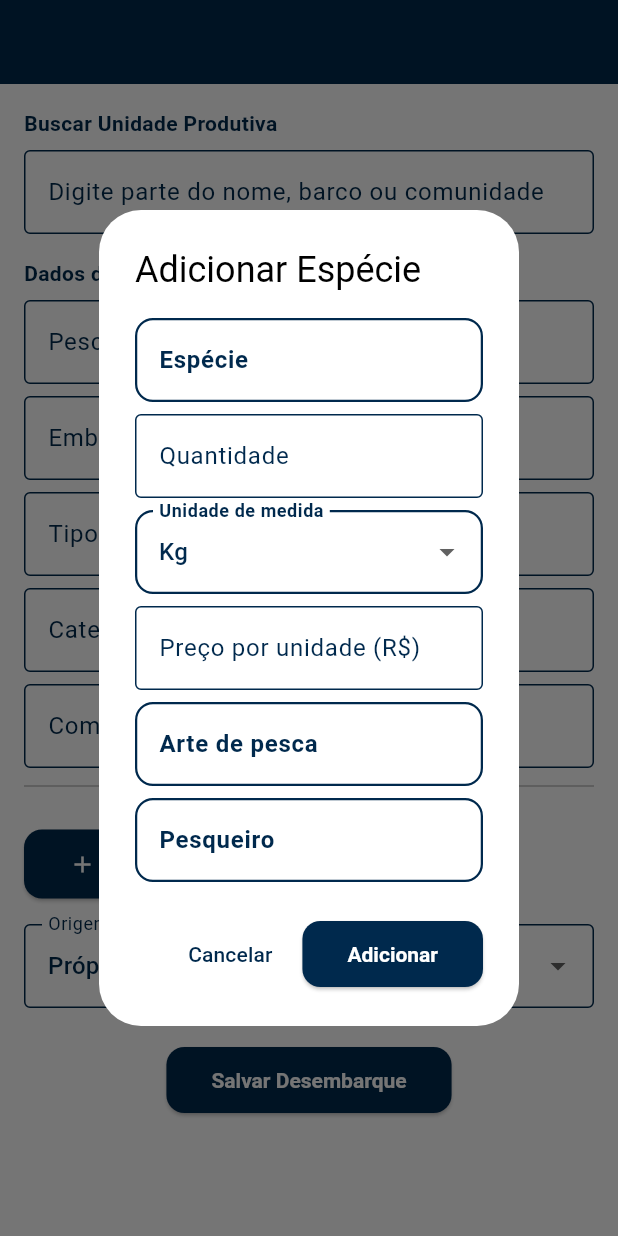
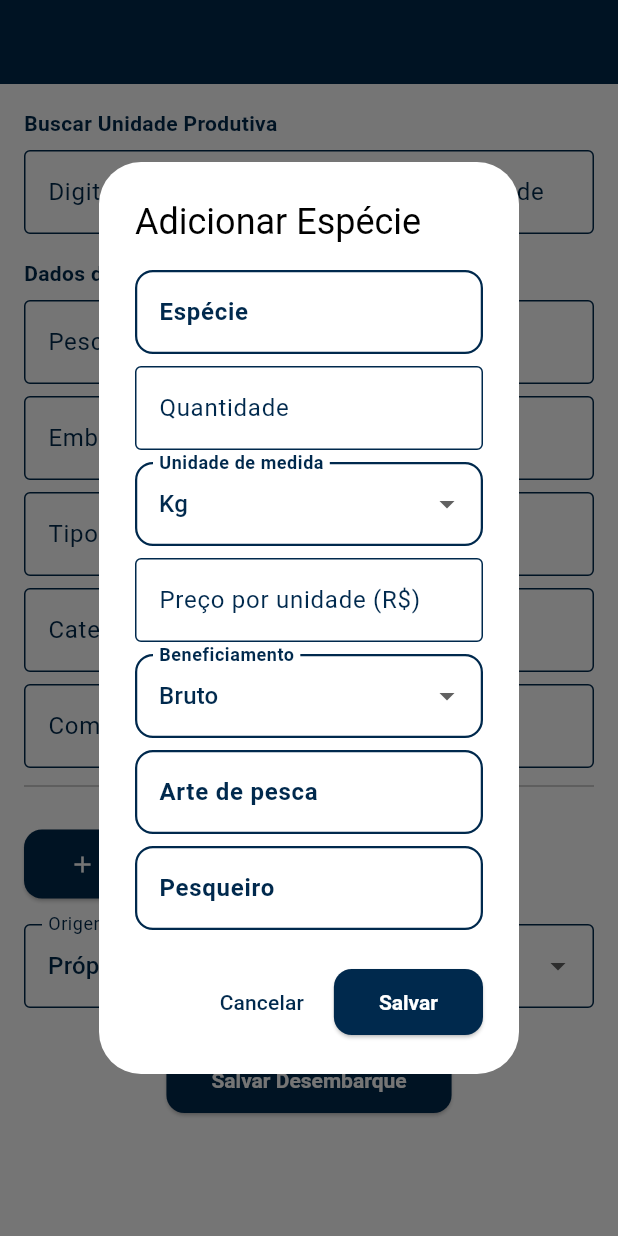
Before and after one commit to zh-marinauta/marinauta_app, a Flutter app: the ColetaScreen screen opened by its route, after a tap on "Adicionar Espécie", on a phone screen of 412 x 824 dp. Run offline on Flutter 3.47's test engine with Material 3 defaults, Android fonts, the light colour scheme and no system bars; our stand-ins replace cloud_firestore, firebase_auth, firebase_core, google_sign_in; accounts and stored records are empty; generated files the repository leaves out were written again.

Commit message:
versão ok - autocomplete em tudo, edita especie, inclui beneficiamento e coloca a Produção para baixo

```diff
--- a/lib/screens/coleta_screen.dart
+++ b/lib/screens/coleta_screen.dart
@@ -320,22 +320,41 @@
 
             const Divider(height: 24, color: Colors.black26),
 
+            // Lista de espécies registradas
             ...especiesRegistradas.asMap().entries.map((entry) {
               final i = entry.key;
               final e = entry.value;
               return Card(
+                elevation: 2,
+                margin: const EdgeInsets.symmetric(vertical: 4),
                 child: ListTile(
                   title: Text(
                     '${e['especie']} - ${e['quantidade']} ${e['unidade']}',
-                    style: TextStyle(color: azul),
+                    style: TextStyle(color: azul, fontWeight: FontWeight.w500),
                   ),
                   subtitle: Text(
-                    'Pesqueiro: ${e['pesqueiro']} | R\$${e['preco_unidade']}/un',
+                    'Pesqueiro: ${e['pesqueiro']} | ${e['beneficiamento'] ?? 'Bruto'} | R\$${e['preco_unidade']}/un',
+                    style: const TextStyle(fontSize: 13),
                   ),
-                  trailing: IconButton(
+                  trailing: Row(
+                    mainAxisSize: MainAxisSize.min,
+                    children: [
+                      IconButton(
+                        icon: const Icon(Icons.edit, color: Colors.blueAccent),
+                        tooltip: 'Editar espécie',
+                        onPressed: () => _mostrarDialogoAdicionarEspecie(
+                          context,
+                          especieExistente: e,
+                          index: i,
+                        ),
+                      ),
+                      IconButton(
                         icon: const Icon(Icons.delete, color: Colors.red),
+                        tooltip: 'Remover espécie',
                         onPressed: () =>
                             setState(() => especiesRegistradas.removeAt(i)),
+                      ),
+                    ],
                   ),
                 ),
               );
@@ -438,14 +457,29 @@
   // ======================================
   // DIALOGO PARA ADICIONAR ESPÉCIE
   // ======================================
-  Future<void> _mostrarDialogoAdicionarEspecie(BuildContext context) async {
+  Future<void> _mostrarDialogoAdicionarEspecie(
+    BuildContext context, {
+    Map<String, dynamic>? especieExistente,
+    int? index,
+  }) async {
     const azul = Color(0xFF00294D);
-    final especieCtrl = TextEditingController();
-    final qtdCtrl = TextEditingController();
-    final precoCtrl = TextEditingController();
-    final arteCtrl = TextEditingController();
-    final pesqueiroCtrl = TextEditingController();
-    String unidade = 'Kg';
+    final especieCtrl = TextEditingController(
+      text: especieExistente?['especie'] ?? '',
+    );
+    final qtdCtrl = TextEditingController(
+      text: especieExistente?['quantidade']?.toString() ?? '',
+    );
+    final precoCtrl = TextEditingController(
+      text: especieExistente?['preco_unidade']?.toString() ?? '',
+    );
+    final arteCtrl = TextEditingController(
+      text: especieExistente?['arte_pesca'] ?? '',
+    );
+    final pesqueiroCtrl = TextEditingController(
+      text: especieExistente?['pesqueiro'] ?? '',
+    );
+    String unidade = especieExistente?['unidade'] ?? 'Kg';
+    String beneficiamento = especieExistente?['beneficiamento'] ?? 'Bruto';
 
     List<String> sugestoesEspecie = [];
     List<String> sugestoesArte = [];
@@ -460,7 +494,7 @@
             content: SingleChildScrollView(
               child: Column(
                 children: [
-                  // Campo de Espécie com autocomplete
+                  // Campo de Espécie
                   TextField(
                     controller: especieCtrl,
                     style: const TextStyle(color: azul),
@@ -475,6 +509,7 @@
                   ),
                   if (sugestoesEspecie.isNotEmpty)
                     Container(
+                      margin: const EdgeInsets.only(top: 4),
                       decoration: BoxDecoration(
                         border: Border.all(color: azul),
                         borderRadius: BorderRadius.circular(8),
@@ -510,6 +545,7 @@
                     onChanged: (v) => unidade = v!,
                     decoration: const InputDecoration(
                       labelText: 'Unidade de medida',
+                      border: OutlineInputBorder(),
                     ),
                   ),
                   const SizedBox(height: 8),
@@ -518,7 +554,21 @@
                   _buildTextField('Preço por unidade (R\$)', precoCtrl, azul),
                   const SizedBox(height: 8),
 
-                  // Arte de pesca com autocomplete
+                  // Beneficiamento
+                  DropdownButtonFormField<String>(
+                    value: beneficiamento,
+                    items: ['Bruto', 'Limpo']
+                        .map((b) => DropdownMenuItem(value: b, child: Text(b)))
+                        .toList(),
+                    onChanged: (v) => beneficiamento = v!,
+                    decoration: const InputDecoration(
+                      labelText: 'Beneficiamento',
+                      border: OutlineInputBorder(),
+                    ),
+                  ),
+                  const SizedBox(height: 8),
+
+                  // Arte de pesca
                   TextField(
                     controller: arteCtrl,
                     style: const TextStyle(color: azul),
@@ -533,6 +583,7 @@
                   ),
                   if (sugestoesArte.isNotEmpty)
                     Container(
+                      margin: const EdgeInsets.only(top: 4),
                       decoration: BoxDecoration(
                         border: Border.all(color: azul),
                         borderRadius: BorderRadius.circular(8),
@@ -553,7 +604,7 @@
                     ),
                   const SizedBox(height: 8),
 
-                  // Pesqueiro com autocomplete
+                  // Pesqueiro
                   TextField(
                     controller: pesqueiroCtrl,
                     style: const TextStyle(color: azul),
@@ -568,6 +619,7 @@
                   ),
                   if (sugestoesPesqueiro.isNotEmpty)
                     Container(
+                      margin: const EdgeInsets.only(top: 4),
                       decoration: BoxDecoration(
                         border: Border.all(color: azul),
                         borderRadius: BorderRadius.circular(8),
@@ -599,7 +651,6 @@
               ElevatedButton(
                 style: ElevatedButton.styleFrom(backgroundColor: azul),
                 onPressed: () async {
-                  // 🔹 Autoalimentar coleções
                   await _garantirRegistroColecao('especies', especieCtrl.text);
                   await _garantirRegistroColecao('artes_pesca', arteCtrl.text);
                   await _garantirRegistroColecao(
@@ -607,21 +658,28 @@
                     pesqueiroCtrl.text,
                   );
 
-                  // 🔹 Adicionar à lista local
-                  setState(() {
-                    especiesRegistradas.add({
+                  final especieData = {
                     'especie': especieCtrl.text.trim(),
                     'quantidade': double.tryParse(qtdCtrl.text) ?? 0,
                     'unidade': unidade,
                     'preco_unidade': double.tryParse(precoCtrl.text) ?? 0,
                     'arte_pesca': arteCtrl.text.trim(),
                     'pesqueiro': pesqueiroCtrl.text.trim(),
+                    'beneficiamento': beneficiamento,
+                  };
+
+                  setState(() {
+                    if (index != null) {
+                      especiesRegistradas[index] = especieData;
+                    } else {
+                      especiesRegistradas.add(especieData);
+                    }
                   });
-                  });
+
                   Navigator.pop(ctx);
                 },
                 child: const Text(
-                  'Adicionar',
+                  'Salvar',
                   style: TextStyle(color: Colors.white),
                 ),
               ),
```
Lines whose indentation alone changed are shown as unchanged.
